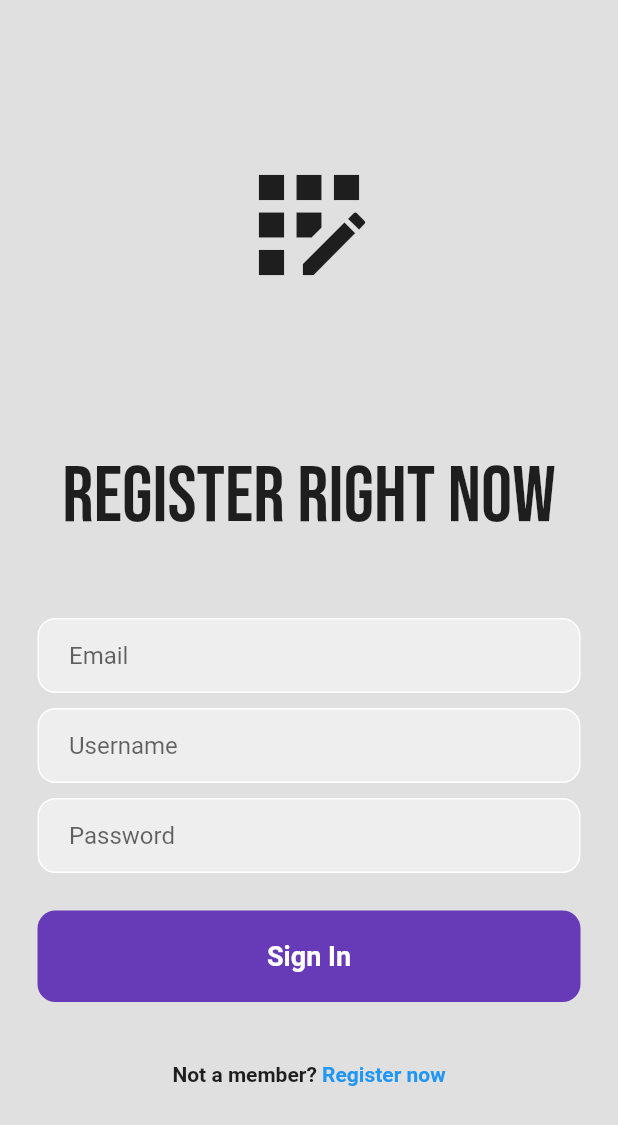
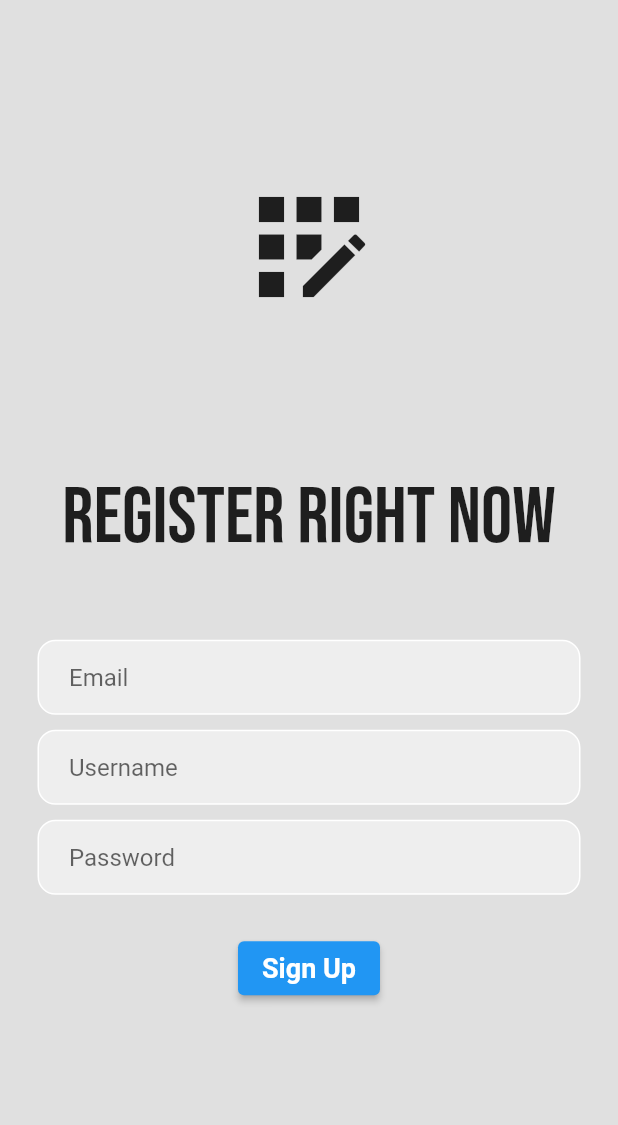
Before and after one commit to hubkra/wardrobe_app, a Flutter app: the RegistrationPage screen opened directly, on a phone screen of 412 x 824 dp. Shown: the top 1125 px of the screen. Run offline on Flutter 3.47's test engine with Material 2 defaults, Android fonts, the phone set to English and light mode, and no system bars; our stand-ins replace google_fonts.

Commit message:
Connected the backendService and RegistrationPage

```diff
--- a/lib/models/user.dart
+++ b/lib/models/user.dart
@@ -1,20 +1,29 @@
 class User {
-  String emailId;
-  String password;
+  final String emailId;
+  final String userName;
+  final String password;
 
-  User({required this.emailId, required this.password});
+  User({
+    required this.emailId,
+    required this.userName,
+    required this.password,
+  });
+
+  // Add any additional methods or properties as needed
+
+  Map<String, dynamic> toJson() {
+    return {
+      'emailId': emailId,
+      'userName': userName,
+      'password': password,
+    };
+  }
 
   factory User.fromJson(Map<String, dynamic> json) {
     return User(
       emailId: json['emailId'],
+      userName: json['userName'],
       password: json['password'],
     );
   }
-
-  Map<String, dynamic> toJson() {
-    return {
-      'emailId': emailId,
-      'password': password,
-    };
-  }
 }
--- a/lib/widgets/registration_page.dart
+++ b/lib/widgets/registration_page.dart
@@ -1,14 +1,33 @@
+import 'dart:ui';
+
+import 'package:flutter/cupertino.dart';
 import 'package:flutter/material.dart';
 import 'package:google_fonts/google_fonts.dart';
 
+import '../models/user.dart';
+import '../services/registration_login_service.dart';
+
 class RegistrationPage extends StatefulWidget {
-  const RegistrationPage({super.key});
+  const RegistrationPage({Key? key}) : super(key: key);
 
   @override
   State<RegistrationPage> createState() => _RegistrationPageState();
 }
 
 class _RegistrationPageState extends State<RegistrationPage> {
+  final BackendService backendService = BackendService();
+  TextEditingController _emailIdController = TextEditingController();
+  TextEditingController _usernameController = TextEditingController();
+  TextEditingController _passwordController = TextEditingController();
+
+  @override
+  void dispose() {
+    _emailIdController.dispose();
+    _usernameController.dispose();
+    _passwordController.dispose();
+    super.dispose();
+  }
+
   @override
   Widget build(BuildContext context) {
     return Scaffold(
@@ -44,10 +63,11 @@ class _RegistrationPageState extends State<RegistrationPage> {
                     border: Border.all(color: Colors.white),
                     borderRadius: BorderRadius.circular(12),
                   ),
-                  child: const Padding(
-                    padding: EdgeInsets.only(left: 20.0),
+                  child: Padding(
+                    padding: const EdgeInsets.only(left: 20.0),
                     child: TextField(
-                      decoration: InputDecoration(
+                      controller: _emailIdController,
+                      decoration: const InputDecoration(
                         border: InputBorder.none,
                         hintText: 'Email',
                       ),
@@ -58,7 +78,7 @@ class _RegistrationPageState extends State<RegistrationPage> {
 
               const SizedBox(height: 10),
 
-              //username textfield
+              // username textfield
               Padding(
                 padding: const EdgeInsets.symmetric(horizontal: 25.0),
                 child: Container(
@@ -67,10 +87,11 @@ class _RegistrationPageState extends State<RegistrationPage> {
                     border: Border.all(color: Colors.white),
                     borderRadius: BorderRadius.circular(12),
                   ),
-                  child: const Padding(
-                    padding: EdgeInsets.only(left: 20.0),
+                  child: Padding(
+                    padding: const EdgeInsets.only(left: 20.0),
                     child: TextField(
-                      decoration: InputDecoration(
+                      controller: _usernameController,
+                      decoration: const InputDecoration(
                         border: InputBorder.none,
                         hintText: 'Username',
                       ),
@@ -90,11 +111,12 @@ class _RegistrationPageState extends State<RegistrationPage> {
                     border: Border.all(color: Colors.white),
                     borderRadius: BorderRadius.circular(12),
                   ),
-                  child: const Padding(
-                    padding: EdgeInsets.only(left: 20.0),
+                  child: Padding(
+                    padding: const EdgeInsets.only(left: 20.0),
                     child: TextField(
+                      controller: _passwordController,
                       obscureText: true,
-                      decoration: InputDecoration(
+                      decoration: const InputDecoration(
                         border: InputBorder.none,
                         hintText: 'Password',
                       ),
@@ -105,50 +127,47 @@ class _RegistrationPageState extends State<RegistrationPage> {
 
               const SizedBox(height: 25),
 
-              // sign in button
-              Padding(
-                padding: const EdgeInsets.symmetric(horizontal: 25),
-                child: Container(
-                  padding: const EdgeInsets.all(20),
-                  decoration: BoxDecoration(
-                    color: Colors.deepPurple,
-                    borderRadius: BorderRadius.circular(12),
-                  ),
-                  child: const Center(
-                    child: Text(
-                      'Sign In',
-                      style: TextStyle(
-                        color: Colors.white,
-                        fontWeight: FontWeight.bold,
-                        fontSize: 18,
-                      ),
-                    ),
+              // sign up button
+              ElevatedButton(
+                onPressed: () {
+                  // Get emailId, username, and password from the text fields
+                  String emailId = _emailIdController.text;
+                  String username = _usernameController.text;
+                  String password = _passwordController.text;
+
+                  // Create a User object with the entered data
+                  User user = User(
+                    emailId: emailId,
+                    userName: username,
+                    password: password,
+                  );
+
+                  // Call the registerUser method from the backendService instance
+                  backendService.registerUser(user).then((user) {
+                    // Display success message
+                    ScaffoldMessenger.of(context).showSnackBar(
+                      SnackBar(content: Text('Registration successful!')),
+                    );
+
+                    // Navigate back to LoginPage
+                    Navigator.pop(context);
+                  }).catchError((error) {
+                    // Handle registration error
+                    // e.g., display an error message
+                  });
+                },
+                child: const Text(
+                  'Sign Up',
+                  style: TextStyle(
+                    color: Colors.white,
+                    fontWeight: FontWeight.bold,
+                    fontSize: 18,
                   ),
                 ),
               ),
 
               const SizedBox(
                 height: 40,
-              ),
-
-              // not a member? register now
-              const Row(
-                mainAxisAlignment: MainAxisAlignment.center,
-                children: [
-                  Text(
-                    'Not a member?',
-                    style: TextStyle(
-                      fontWeight: FontWeight.bold,
-                    ),
-                  ),
-                  Text(
-                    ' Register now',
-                    style: TextStyle(
-                      color: Colors.blue,
-                      fontWeight: FontWeight.bold,
-                    ),
-                  ),
-                ],
               ),
             ],
           ),
```
